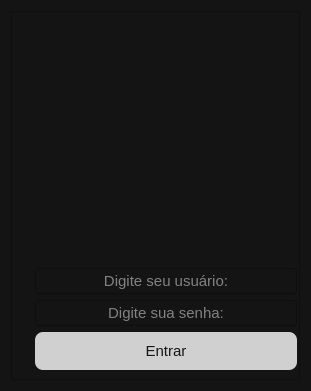
Above: login.ui from davigopi/Recibos before the change. Below: the same form after it.
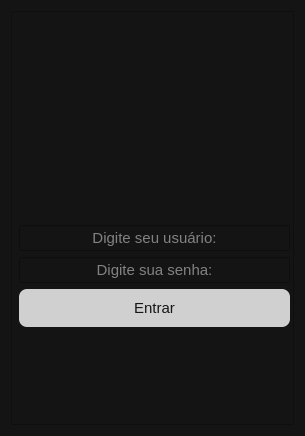
That is the form after the change. Icons and pictures are not drawn.

Patch:
```diff
--- a/login.ui
+++ b/login.ui
@@ -6,8 +6,8 @@
    <rect>
     <x>0</x>
     <y>0</y>
-    <width>311</width>
-    <height>391</height>
+    <width>305</width>
+    <height>436</height>
    </rect>
   </property>
   <property name="windowTitle">
@@ -61,13 +61,26 @@
      <widget class="QWidget" name="">
       <property name="geometry">
        <rect>
-        <x>24</x>
-        <y>25</y>
-        <width>262</width>
-        <height>334</height>
+        <x>8</x>
+        <y>7</y>
+        <width>271</width>
+        <height>401</height>
        </rect>
       </property>
-      <layout class="QVBoxLayout" name="verticalLayout">
+      <layout class="QVBoxLayout" name="verticalLayout" stretch="5,30,10,10,10,5,10">
+       <item>
+        <spacer name="verticalSpacer">
+         <property name="orientation">
+          <enum>Qt::Orientation::Vertical</enum>
+         </property>
+         <property name="sizeHint" stdset="0">
+          <size>
+           <width>20</width>
+           <height>20</height>
+          </size>
+         </property>
+        </spacer>
+       </item>
        <item>
         <widget class="QLabel" name="label">
          <property name="text">
@@ -135,6 +148,38 @@
          </property>
         </widget>
        </item>
+       <item>
+        <spacer name="verticalSpacer_2">
+         <property name="orientation">
+          <enum>Qt::Orientation::Vertical</enum>
+         </property>
+         <property name="sizeHint" stdset="0">
+          <size>
+           <width>20</width>
+           <height>20</height>
+          </size>
+         </property>
+        </spacer>
+       </item>
+       <item>
+        <widget class="QLabel" name="lb_user_password">
+         <property name="font">
+          <font>
+           <family>Gabriola</family>
+           <pointsize>18</pointsize>
+          </font>
+         </property>
+         <property name="styleSheet">
+          <string notr="true">color: rgb(255, 0, 0);</string>
+         </property>
+         <property name="text">
+          <string/>
+         </property>
+         <property name="alignment">
+          <set>Qt::AlignmentFlag::AlignCenter</set>
+         </property>
+        </widget>
+       </item>
       </layout>
      </widget>
     </widget>
```
